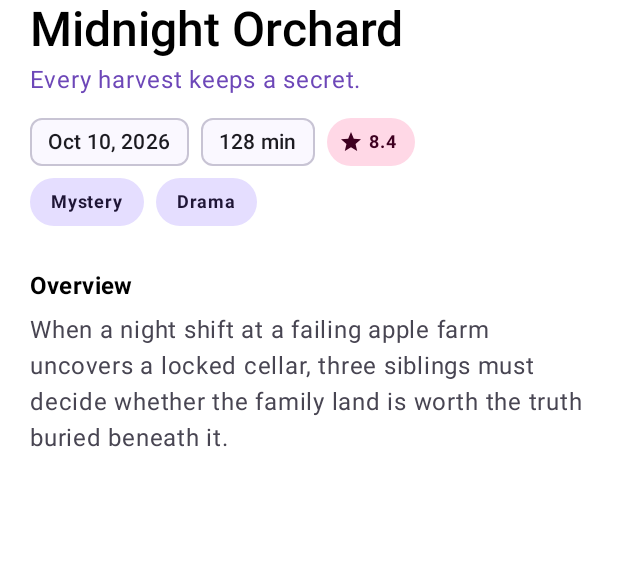
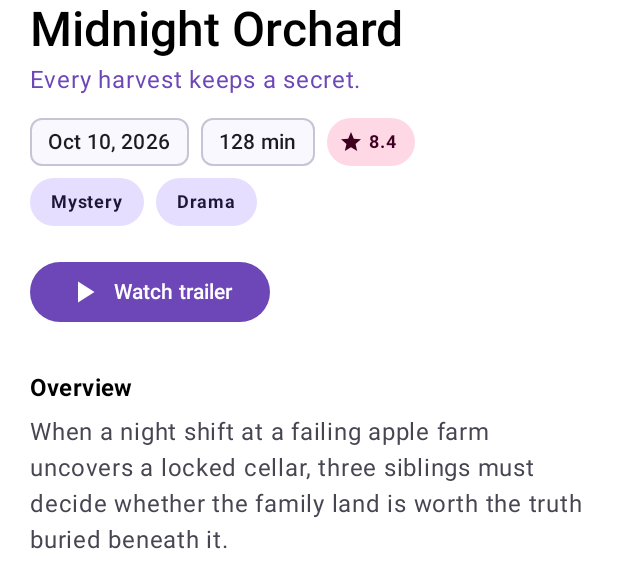
Before and after one commit to ainulbedjo/owl, an Android app built with Jetpack Compose: the @Preview function MovieInfoPreview, on a phone screen of 412 x 824 dp. Shown: the top 588 px of the screen. Run offline under Robolectric (Android 15) with nearby library versions, the phone set to English and light mode, and no system bars; our stand-ins replace Material 3 Expressive styles (plain Material 3 is drawn); network calls fail.

Commit message:
update: add movie trailer in the detail

```diff
--- a/core/src/main/java/app/moviedb/core/data/mapper/MovieMapper.kt
+++ b/core/src/main/java/app/moviedb/core/data/mapper/MovieMapper.kt
@@ -27,6 +27,10 @@ fun MovieDetailDto.toMovieDetail(): MovieDetail = MovieDetail(
     runtimeMinutes = runtime?.takeIf { it > 0 },
     genres = genres.map { it.name },
     rating = voteAverage,
+    trailerKey = videos?.results.orEmpty()
+        .filter { it.site == "YouTube" && it.type == "Trailer" }
+        .let { trailers -> trailers.firstOrNull { it.official } ?: trailers.firstOrNull() }
+        ?.key,
 )
 
 /** Parses `yyyy-MM-dd`. Empty, missing or invalid input gives `null`. */
--- a/core/src/main/java/app/moviedb/core/data/network/service/ApiService.kt
+++ b/core/src/main/java/app/moviedb/core/data/network/service/ApiService.kt
@@ -19,7 +19,10 @@ interface ApiService {
     suspend fun getNowPlayingMovies(@Query("page") page: Int = 1): MovieListDto
 
     @GET("movie/{id}")
-    suspend fun getMovieDetail(@Path("id") id: Int): MovieDetailDto
+    suspend fun getMovieDetail(
+        @Path("id") id: Int,
+        @Query("append_to_response") append: String = "videos",
+    ): MovieDetailDto
 
     @GET("movie/{id}/reviews")
     suspend fun getReviews(@Path("id") id: Int, @Query("page") page: Int = 1): ReviewListDto
--- a/core/src/main/java/app/moviedb/core/model/MovieDetail.kt
+++ b/core/src/main/java/app/moviedb/core/model/MovieDetail.kt
@@ -7,6 +7,7 @@ import java.time.LocalDate
  *
  * [tagline] is `null` when blank. [runtimeMinutes] is `null` when TMDB reports `0` or nothing.
  * [backdropPath] falls back to [posterPath] in the UI, then to a color placeholder.
+ * [trailerKey] is the YouTube video key of the trailer, or `null` when there is none.
  */
 data class MovieDetail(
     val id: Int,
@@ -19,4 +20,5 @@ data class MovieDetail(
     val runtimeMinutes: Int?,
     val genres: List<String>,
     val rating: Double,
+    val trailerKey: String? = null,
 )
--- a/feature/detail/src/main/java/app/moviedb/detail/data/SampleData.kt
+++ b/feature/detail/src/main/java/app/moviedb/detail/data/SampleData.kt
@@ -19,6 +19,7 @@ internal val sampleMovie = MovieDetail(
     runtimeMinutes = 128,
     genres = listOf("Mystery", "Drama"),
     rating = 8.4,
+    trailerKey = "abc123",
 )
 
 internal val sampleReviews = listOf(
--- a/feature/detail/src/main/java/app/moviedb/detail/ui/component/MovieInfo.kt
+++ b/feature/detail/src/main/java/app/moviedb/detail/ui/component/MovieInfo.kt
@@ -13,6 +13,7 @@ import androidx.compose.foundation.shape.CircleShape
 import androidx.compose.foundation.shape.RoundedCornerShape
 import androidx.compose.material.icons.Icons
 import androidx.compose.material.icons.automirrored.filled.ArrowBack
+import androidx.compose.material.icons.filled.PlayArrow
 import androidx.compose.material3.Button
 import androidx.compose.material3.Icon
 import androidx.compose.material3.MaterialTheme
@@ -21,6 +22,7 @@ import androidx.compose.material3.Text
 import androidx.compose.runtime.Composable
 import androidx.compose.ui.Alignment
 import androidx.compose.ui.Modifier
+import androidx.compose.ui.platform.LocalUriHandler
 import androidx.compose.ui.res.stringResource
 import androidx.compose.ui.semantics.heading
 import androidx.compose.ui.semantics.semantics
@@ -39,6 +41,7 @@ import app.moviedb.detail.data.sampleMovie
 @Composable
 fun MovieInfo(movie: MovieDetail, modifier: Modifier = Modifier) {
     val date = movie.releaseDate.toCardDate()
+    val uriHandler = LocalUriHandler.current
 
     Column(modifier = modifier.padding(horizontal = 20.dp)) {
         Text(
@@ -75,6 +78,19 @@ fun MovieInfo(movie: MovieDetail, modifier: Modifier = Modifier) {
                 modifier = Modifier.padding(top = 8.dp),
             ) {
                 movie.genres.forEach { GenreChip(it) }
+            }
+        }
+
+        if (movie.trailerKey != null) {
+            Button(
+                onClick = { uriHandler.openUri("https://www.youtube.com/watch?v=${movie.trailerKey}") },
+                modifier = Modifier.padding(top = 20.dp),
+            ) {
+                Icon(Icons.Filled.PlayArrow, contentDescription = null)
+                Text(
+                    text = stringResource(R.string.detail_watch_trailer),
+                    modifier = Modifier.padding(start = 8.dp),
+                )
             }
         }
 
--- a/feature/detail/src/main/res/values/strings.xml
+++ b/feature/detail/src/main/res/values/strings.xml
@@ -1,6 +1,7 @@
 <resources>
     <string name="detail_back">Back</string>
     <string name="detail_overview">Overview</string>
+    <string name="detail_watch_trailer">Watch trailer</string>
     <string name="detail_no_overview">No description available.</string>
     <string name="detail_runtime">%1$d min</string>
     <string name="detail_loading_movie">Loading movie</string>
```
Also changed, not shown: core/src/main/java/app/moviedb/core/data/network/dto/MovieDetailDto.kt (+12 -0 lines), 2 other files.
